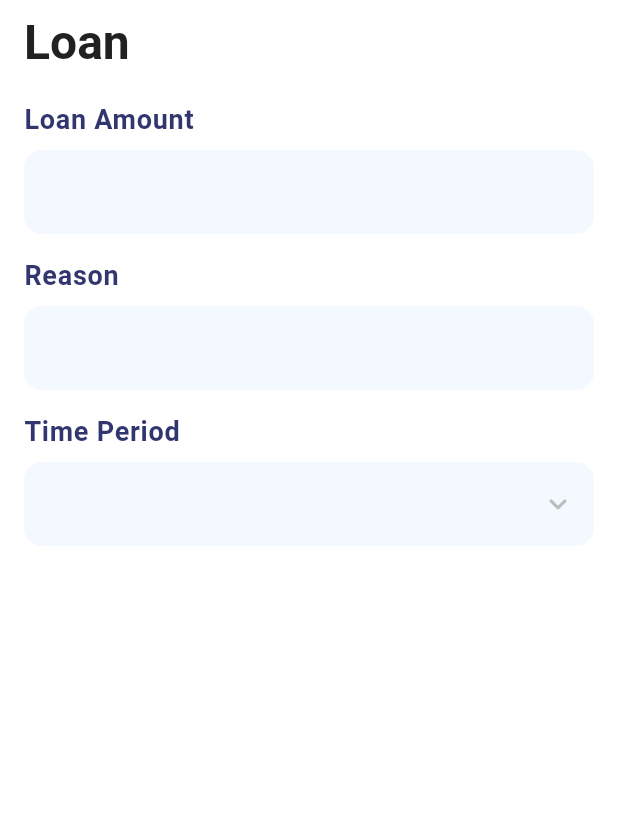
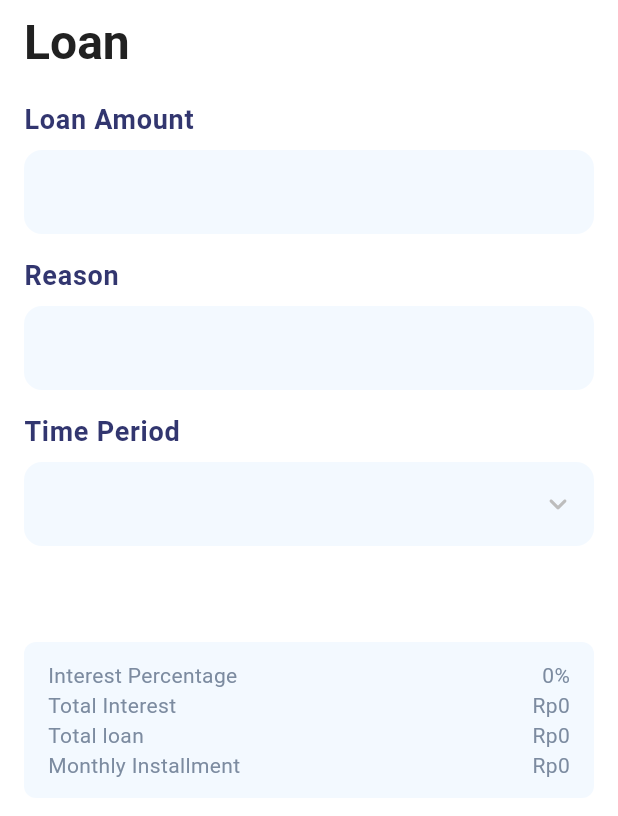
Before and after one commit to SkripsiLMB/lmb_skripsi, a Flutter app: the LoanPage widget shown alone on an empty page, opened directly, on a phone screen of 412 x 824 dp. Shown: the top 816 px of the screen. Run offline on Flutter 3.47's test engine with Material 3 defaults, Android fonts, the phone set to English and light mode, and no system bars; our stand-ins replace cloud_firestore, firebase_auth, firebase_core, firebase_remote_config, flutter_dotenv, flutter_image_compress and 4 more; accounts and stored records are empty; project files that could hold a hidden picture were left out.

Commit message:
WIP loan

```diff
--- a/lib/helpers/logic/value_formatter.dart
+++ b/lib/helpers/logic/value_formatter.dart
@@ -21,4 +21,18 @@ class ValueFormatter {
     );
     return formatter.format(amount);
   }
+
+
+  static String formatPercent(num amount) {
+    final formatter = NumberFormat.decimalPercentPattern(locale: 'id', decimalDigits: 2);
+    String raw = formatter.format(amount);
+    final match = RegExp(r'^([\d.,]+)(%)$').firstMatch(raw);
+    if (match == null) return raw;
+
+    String number = match.group(1)!;
+    String percent = match.group(2)!;
+    number = number.replaceAll(RegExp(r'([.,]\d*?[1-9])0+$'), r'\1'); // 18,50 → 18,5
+    number = number.replaceAll(RegExp(r'[.,]0+$'), ''); // 18,00 → 18
+    return '$number$percent';
+  }
 }
--- a/lib/pages/main/children/loan/loan_page.dart
+++ b/lib/pages/main/children/loan/loan_page.dart
@@ -1,8 +1,10 @@
 import 'package:flutter/material.dart';
 import 'package:lmb_skripsi/components/base_element.dart';
+import 'package:lmb_skripsi/components/card.dart';
 import 'package:lmb_skripsi/components/dropdown_field.dart';
 import 'package:lmb_skripsi/components/text_field.dart';
 import 'package:lmb_skripsi/helpers/logic/remote_config_service.dart';
+import 'package:lmb_skripsi/helpers/logic/value_formatter.dart';
 import 'package:lmb_skripsi/model/lmb_loan_interest.dart';
 
 class LoanPage extends StatefulWidget {
@@ -21,6 +23,9 @@ class _LoanPageState extends State<LoanPage> {
   List<String> timePeriodList = [];
   String? selectedTimePeriod;
   double? selectedInterest;
+  double totalInterest = 0;
+  double totalLoan = 0;
+  double monthlyInstallment = 0;
 
   @override
   void initState() {
@@ -49,14 +54,10 @@ class _LoanPageState extends State<LoanPage> {
     final months = int.parse(selectedTimePeriod!.split(' ').first);
     final rate = selectedInterest! / 100;
 
-    final totalInterest = amount * rate * (months / 12);
-    final totalLoan = amount + totalInterest;
-    final monthlyInstallment = totalLoan / months;
-
     setState(() {
-      // loanInterestController.text = totalInterest.toStringAsFixed(2);
-      // totalLoanController.text = totalLoan.toStringAsFixed(2);
-      // monthlyInstallmentController.text = monthlyInstallment.toStringAsFixed(2);
+      totalInterest = amount * rate * (months / 12);
+      totalLoan = amount + totalInterest;
+      monthlyInstallment = totalLoan / months;
     });
   }
 
@@ -100,9 +101,49 @@ class _LoanPageState extends State<LoanPage> {
             });
           },
         ),
-        const SizedBox(height: 16),
+        const SizedBox(height: 64),
 
-        // Continue your other fields like interest, total loan, etc.
+        // NOTE: Bagian summary card
+        LmbCard(
+          child: Column(
+            mainAxisAlignment: MainAxisAlignment.start,
+            crossAxisAlignment: CrossAxisAlignment.center,
+            children: [
+              Row(
+                mainAxisAlignment: MainAxisAlignment.spaceBetween,
+                crossAxisAlignment: CrossAxisAlignment.center,
+                children: [
+                  Text("Interest Percentage"),
+                  Text(ValueFormatter.formatPercent((selectedInterest ?? 0)/100))
+                ],
+              ),
+              Row(
+                mainAxisAlignment: MainAxisAlignment.spaceBetween,
+                crossAxisAlignment: CrossAxisAlignment.center,
+                children: [
+                  Text("Total Interest"),
+                  Text(ValueFormatter.formatPriceIDR(totalInterest))
+                ],
+              ),
+              Row(
+                mainAxisAlignment: MainAxisAlignment.spaceBetween,
+                crossAxisAlignment: CrossAxisAlignment.center,
+                children: [
+                  Text("Total loan"),
+                  Text(ValueFormatter.formatPriceIDR(totalLoan))
+                ],
+              ),
+              Row(
+                mainAxisAlignment: MainAxisAlignment.spaceBetween,
+                crossAxisAlignment: CrossAxisAlignment.center,
+                children: [
+                  Text("Monthly Installment"),
+                  Text(ValueFormatter.formatPriceIDR(monthlyInstallment))
+                ],
+              ),
+            ],
+          ),
+        )
       ],
     );
   }
```
